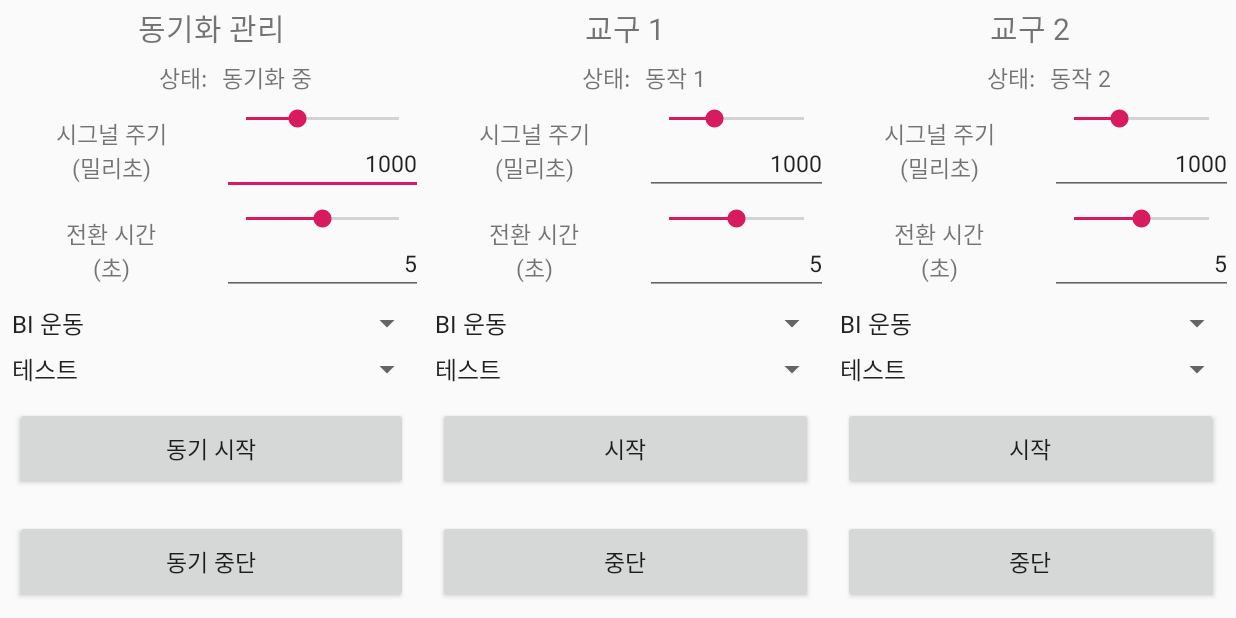
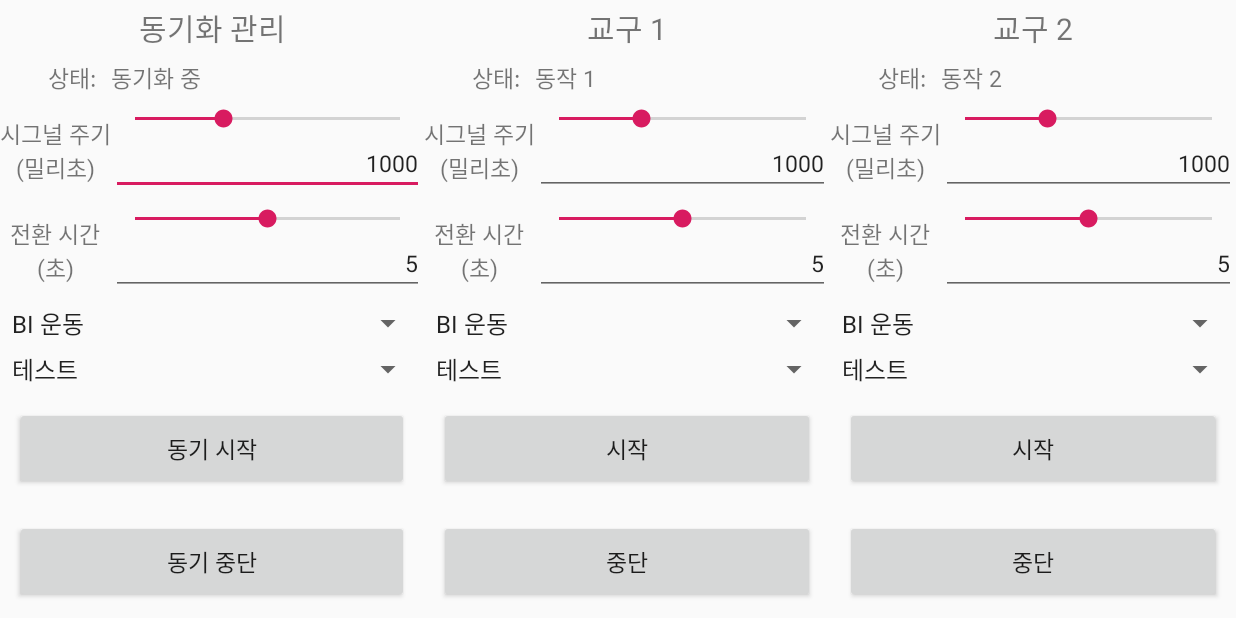
Before and after one commit to lklab/BalanceboardControlApp, an Android app: the screen it shows after launch (MainActivity), on a phone screen of 824 x 412 dp (held sideways). Run offline under Robolectric (Android 15) with nearby library versions, the phone set to English and light mode, and no system bars.

```diff
--- a/app/src/main/res/layout/activity_main.xml
+++ b/app/src/main/res/layout/activity_main.xml
@@ -10,7 +10,7 @@
     <TableLayout
             android:layout_width="match_parent"
             android:layout_height="match_parent"
-            android:stretchColumns="*"
+            android:stretchColumns="1,3,5"
             android:shrinkColumns="*">
 
         <!-- ******************** title ******************** -->
```
